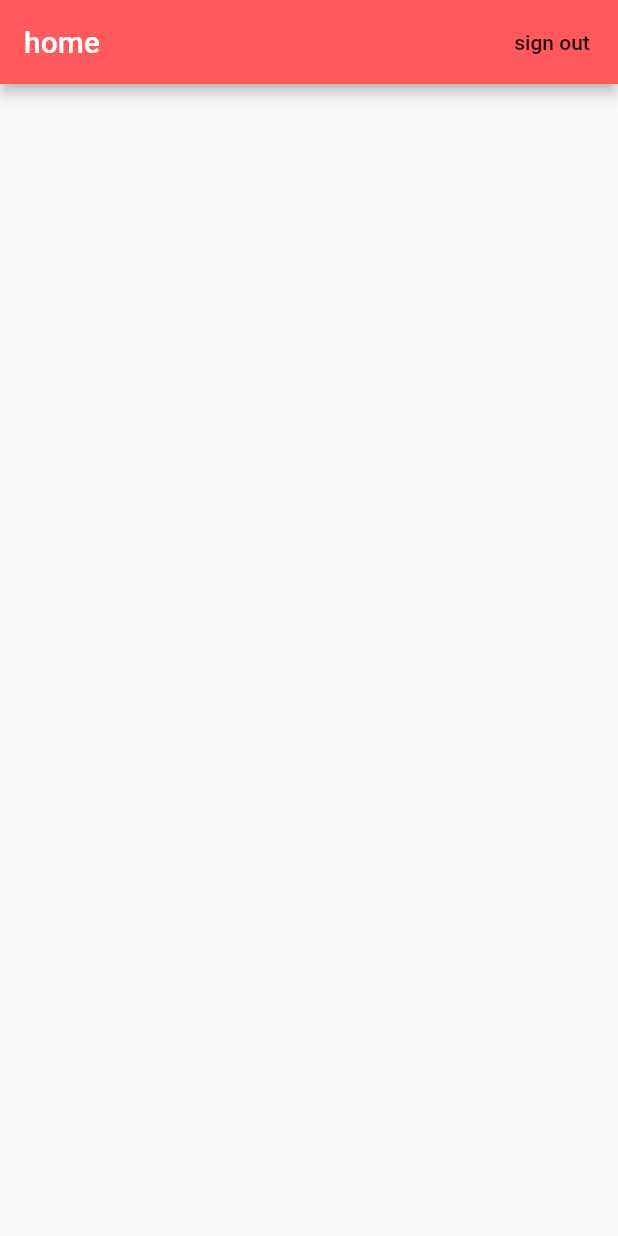
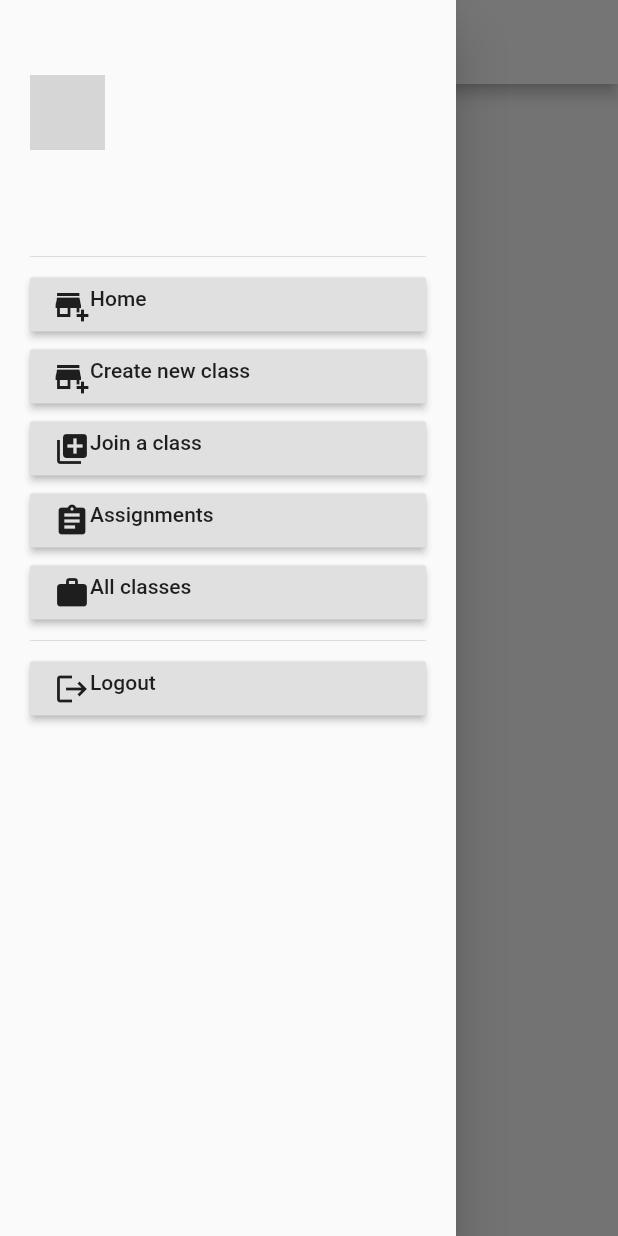
Before and after one commit to Srajan1/classroom, a Flutter app: the screen it shows once a user with an empty profile is signed in, with the side drawer open (before the commit the screen has no drawer), on a phone screen of 412 x 824 dp. Run offline on Flutter 3.47's test engine with Material 2 defaults, Android fonts, the phone set to English and light mode, and no system bars; our stand-ins replace cloud_firestore, firebase_auth, firebase_core, flutter_phoenix, google_fonts, google_sign_in; accounts and stored records are empty; network calls fail; Roboto replaces fonts that are missing (Montserrat); grey boxes are pictures that could not be loaded.

Commit message:
creating classes half done

```diff
--- a/lib/constants/constants.dart
+++ b/lib/constants/constants.dart
@@ -12,6 +12,12 @@ var kPageTitleStyle = GoogleFonts.questrial(
   color: Colors.white,
   wordSpacing: 2.5,
 );
+var kPageTitleStyleBlack = GoogleFonts.questrial(
+  fontSize: 23.0,
+  fontWeight: FontWeight.w900,
+  color: Colors.black,
+  wordSpacing: 2.5,
+);
 var kTitleStyle = GoogleFonts.questrial(
   fontSize: 16.0,
   color: Colors.white,
@@ -23,7 +29,7 @@ var kSubtitleStyle = GoogleFonts.questrial(
 );
 
 final kHintTextStyle = TextStyle(
-  color: Colors.white54,
+  color: Colors.grey[700],
   fontFamily: 'OpenSans',
 );
 
--- a/lib/main.dart
+++ b/lib/main.dart
@@ -1,8 +1,11 @@
+import 'package:classroom/screens/authenticate/logout.dart';
 import 'package:classroom/screens/authenticate/sign_in.dart';
 import 'package:classroom/screens/authenticate/sign_up.dart';
-import 'package:classroom/screens/home/home.dart';
+import 'package:classroom/screens/views/create_class.dart';
+import 'package:classroom/screens/views/home.dart';
 import 'package:classroom/services/auth.dart';
 import 'package:flutter/services.dart';
+import 'package:flutter_phoenix/flutter_phoenix.dart';
 
 import './wrapper.dart';
 import 'package:flutter/material.dart';
@@ -19,8 +22,10 @@ void main() async {
     DeviceOrientation.portraitUp,
     DeviceOrientation.portraitDown,
   ]);
+  SystemChrome.setEnabledSystemUIOverlays([]);
+
   await Firebase.initializeApp();
-  runApp(MyApp());
+  runApp(Phoenix(child: MyApp()));
 }
 
 Map<int, Color> color = {
@@ -36,8 +41,8 @@ Map<int, Color> color = {
   900: Color.fromRGBO(136, 14, 79, 1),
 };
 
-MaterialColor colorCustomAccent = MaterialColor(0xFF2a2d34, color);
-MaterialColor colorCustomSwatch = MaterialColor(0xFFff595e, color);
+MaterialColor colorCustomAccent = MaterialColor(0xFF4C2A85, color);
+MaterialColor colorCustomSwatch = MaterialColor(0xFF461353, color);
 
 class MyApp extends StatelessWidget {
   // This widget is the root of your application.
@@ -69,6 +74,8 @@ class MyApp extends StatelessWidget {
             SignUp.routeName: (_) => SignUp(),
             Home.routeName: (_) => Home(),
             SignIn.routeName: (_) => SignIn(),
+            CreateClass.routeName: (_) => CreateClass(),
+            LogOut.routeName: (_) => LogOut()
           },
         ),
       ),
--- /dev/null
+++ b/lib/models/announcement.dart
@@ -0,0 +1,5 @@
+class Announcement {
+  String postedBy;
+  String post;
+  DateTime postedAt;
+}
--- /dev/null
+++ b/lib/models/lectures.dart
@@ -0,0 +1,5 @@
+class Lectures {
+  String link;
+  String description;
+  DateTime timing;
+}
--- /dev/null
+++ b/lib/models/student.dart
@@ -0,0 +1,4 @@
+class Student {
+  String uid;
+  String name;
+}
--- /dev/null
+++ b/lib/screens/authenticate/logout.dart
@@ -0,0 +1,30 @@
+import 'package:classroom/screens/views/home.dart';
+import 'package:classroom/services/auth.dart';
+import 'package:flutter/material.dart';
+
+class LogOut extends StatelessWidget {
+  final _auth = AuthService();
+  static const routeName = '/logout';
+  @override
+  Widget build(BuildContext context) {
+    return Scaffold(
+      body: Column(
+        children: [
+          Text('Are you sure you wanna logout?'),
+          RaisedButton(
+            child: Text('Yes'),
+            onPressed: () async {
+              await _auth.signOut();
+            },
+          ),
+          RaisedButton(
+            child: Text('Get back to classes'),
+            onPressed: () async {
+              Navigator.popAndPushNamed(context, Home.routeName);
+            },
+          )
+        ],
+      ),
+    );
+  }
+}
--- a/lib/screens/authenticate/sign_in.dart
+++ b/lib/screens/authenticate/sign_in.dart
@@ -227,6 +227,7 @@ class _SignInState extends State<SignIn> {
                                       setState(() {
                                         _loading = false;
                                         err = value.error.toString();
+                                        print(err);
                                       });
                                     },
                                     child: Center(
--- a/lib/screens/authenticate/sign_up.dart
+++ b/lib/screens/authenticate/sign_up.dart
@@ -1,5 +1,3 @@
-import 'dart:io';
-
 import 'package:classroom/constants/constants.dart';
 import 'package:flutter/material.dart';
 import 'package:classroom/services/auth.dart';
--- a/lib/screens/home/home.dart
+++ /dev/null
@@ -1,23 +0,0 @@
-import 'package:flutter/material.dart';
-import '../../services/auth.dart';
-
-class Home extends StatelessWidget {
-  final _auth = AuthService();
-  static const routeName = '/home';
-  @override
-  Widget build(BuildContext context) {
-    return Scaffold(
-      appBar: AppBar(
-        title: Text('home'),
-        actions: [
-          FlatButton(
-            onPressed: () async {
-              await _auth.signOut();
-            },
-            child: Text('sign out'),
-          )
-        ],
-      ),
-    );
-  }
-}
--- /dev/null
+++ b/lib/screens/views/home.dart
@@ -0,0 +1,37 @@
+import 'package:classroom/screens/authenticate/logout.dart';
+import 'package:classroom/services/drawer.dart';
+import 'package:firebase_auth/firebase_auth.dart';
+import 'package:flutter/material.dart';
+import 'package:provider/provider.dart';
+import '../../services/auth.dart';
+
+class Home extends StatelessWidget {
+  final _auth = AuthService();
+  static const routeName = '/home';
+  @override
+  Widget build(BuildContext context) {
+    final user = Provider.of<User>(context);
+    final name = user != null ? user.displayName : 'Name';
+    return Scaffold(
+      drawer: CustomDrawer(),
+      appBar: AppBar(
+        // actions: [
+        //   RaisedButton(
+        //     onPressed: () async {
+        //       // Navigator.popAndPushNamed(context, LogOut.routeName);
+
+        //       // print('Logged out');
+        //     },
+        //     child: Text('Logout'),
+        //   )
+        // ],
+        iconTheme: IconThemeData(color: Theme.of(context).accentColor),
+        backgroundColor: Colors.white,
+        title: Text(
+          name,
+          style: TextStyle(color: Theme.of(context).accentColor),
+        ),
+      ),
+    );
+  }
+}
--- /dev/null
+++ b/lib/services/drawer.dart
@@ -0,0 +1,165 @@
+import 'package:classroom/constants/constants.dart';
+import 'package:classroom/screens/views/create_class.dart';
+import 'package:classroom/screens/views/home.dart';
+import 'package:firebase_auth/firebase_auth.dart';
+import 'package:flutter/material.dart';
+import 'package:flutter_phoenix/flutter_phoenix.dart';
+import 'package:provider/provider.dart';
+
+import 'auth.dart';
+
+class CustomDrawer extends StatelessWidget {
+  final _auth = AuthService();
+  @override
+  Widget build(BuildContext context) {
+    final user = Provider.of<User>(context);
+
+    var imgURL;
+    if (user == null) {
+      imgURL =
+          'https://cdn3.iconfinder.com/data/icons/user-interface-web-1/550/web-circle-circular-round_54-512.png';
+    } else {
+      imgURL = user.photoURL != null
+          ? user.photoURL
+          : 'https://cdn3.iconfinder.com/data/icons/user-interface-web-1/550/web-circle-circular-round_54-512.png';
+    }
+    return Drawer(
+      child: SingleChildScrollView(
+        child: Padding(
+          padding: const EdgeInsets.symmetric(horizontal: 20.0),
+          child: Column(
+            crossAxisAlignment: CrossAxisAlignment.start,
+            children: [
+              SizedBox(height: 50),
+              Column(
+                crossAxisAlignment: CrossAxisAlignment.start,
+                children: [
+                  Row(
+                    mainAxisAlignment: MainAxisAlignment.start,
+                    children: [
+                      Container(
+                          width: 50.0,
+                          height: 50.0,
+                          decoration: new BoxDecoration(
+                              shape: BoxShape.circle,
+                              image: new DecorationImage(
+                                  fit: BoxFit.fill,
+                                  image: new NetworkImage(imgURL))))
+                    ],
+                  ),
+                  Padding(
+                    padding: const EdgeInsets.only(top: 10),
+                    child: Text(
+                      user != null ? user.displayName : 'user',
+                      style: kPageTitleStyleBlack,
+                    ),
+                  ),
+                  Padding(
+                    padding: const EdgeInsets.only(bottom: 10),
+                    child: Text(
+                      user != null ? user.email : 'email',
+                      style: kHintTextStyle,
+                    ),
+                  )
+                ],
+              ),
+              Divider(),
+              RaisedButton(
+                splashColor: Theme.of(context).primaryColor,
+                onPressed: () {
+                  Navigator.popAndPushNamed(context, Home.routeName);
+                },
+                child: Row(
+                  mainAxisAlignment: MainAxisAlignment.start,
+                  children: [
+                    Wrap(
+                      alignment: WrapAlignment.start,
+                      direction: Axis.horizontal,
+                      children: [Icon(Icons.add_business), Text('Home')],
+                    ),
+                  ],
+                ),
+              ),
+              RaisedButton(
+                splashColor: Theme.of(context).primaryColor,
+                onPressed: () {
+                  Navigator.popAndPushNamed(context, CreateClass.routeName);
+                },
+                child: Row(
+                  mainAxisAlignment: MainAxisAlignment.start,
+                  children: [
+                    Wrap(
+                      alignment: WrapAlignment.start,
+                      direction: Axis.horizontal,
+                      children: [
+                        Icon(Icons.add_business),
+                        Text('Create new class')
+                      ],
+                    ),
+                  ],
+                ),
+              ),
+              RaisedButton(
+                splashColor: Theme.of(context).primaryColor,
+                onPressed: () {},
+                child: Row(
+                  mainAxisAlignment: MainAxisAlignment.start,
+                  children: [
+                    Wrap(
+                      direction: Axis.horizontal,
+                      children: [Icon(Icons.library_add), Text('Join a class')],
+                    ),
+                  ],
+                ),
+              ),
+              RaisedButton(
+                splashColor: Theme.of(context).primaryColor,
+                onPressed: () {},
+                child: Row(
+                  mainAxisAlignment: MainAxisAlignment.start,
+                  children: [
+                    Wrap(
+                      direction: Axis.horizontal,
+                      children: [Icon(Icons.assignment), Text('Assignments')],
+                    ),
+                  ],
+                ),
+              ),
+              RaisedButton(
+                splashColor: Theme.of(context).primaryColor,
+                onPressed: () {},
+                child: Row(
+                  mainAxisAlignment: MainAxisAlignment.start,
+                  children: [
+                    Wrap(
+                      direction: Axis.horizontal,
+                      children: [Icon(Icons.work), Text('All classes')],
+                    ),
+                  ],
+                ),
+              ),
+              Divider(),
+              RaisedButton(
+                splashColor: Theme.of(context).primaryColor,
+                onPressed: () async {
+                  await _auth.signOut();
+                  Phoenix.rebirth(context);
+                  print('Logged out');
+                },
+                child: Row(
+                  mainAxisAlignment: MainAxisAlignment.start,
+                  children: [
+                    Wrap(
+                      direction: Axis.horizontal,
+                      children: [Icon(Icons.logout), Text('Logout')],
+                    ),
+                  ],
+                ),
+              )
+            ],
+          ),
+        ),
+      ),
+    );
+  }
+}
--- a/lib/wrapper.dart
+++ b/lib/wrapper.dart
@@ -1,6 +1,6 @@
 import 'package:classroom/screens/authenticate/authenticate.dart';
 
-import './screens/home/home.dart';
+import './screens/views/home.dart';
 import 'package:flutter/material.dart';
 import 'package:provider/provider.dart';
 import 'package:firebase_auth/firebase_auth.dart';
```
Also changed, not shown: lib/models/assignment.dart (added, +7 -0 lines), lib/models/my_classes.dart (added, +43 -0 lines), lib/screens/views/create_class.dart (added, +129 -0 lines), assets/images/drawer.png (added), lib/models/classes.dart (added).
